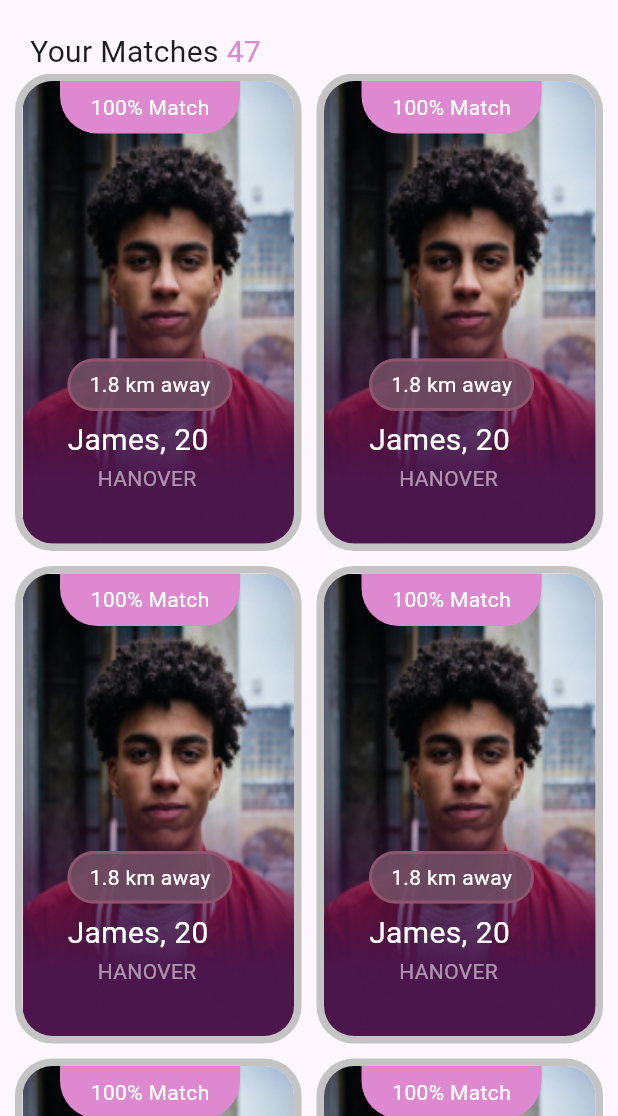
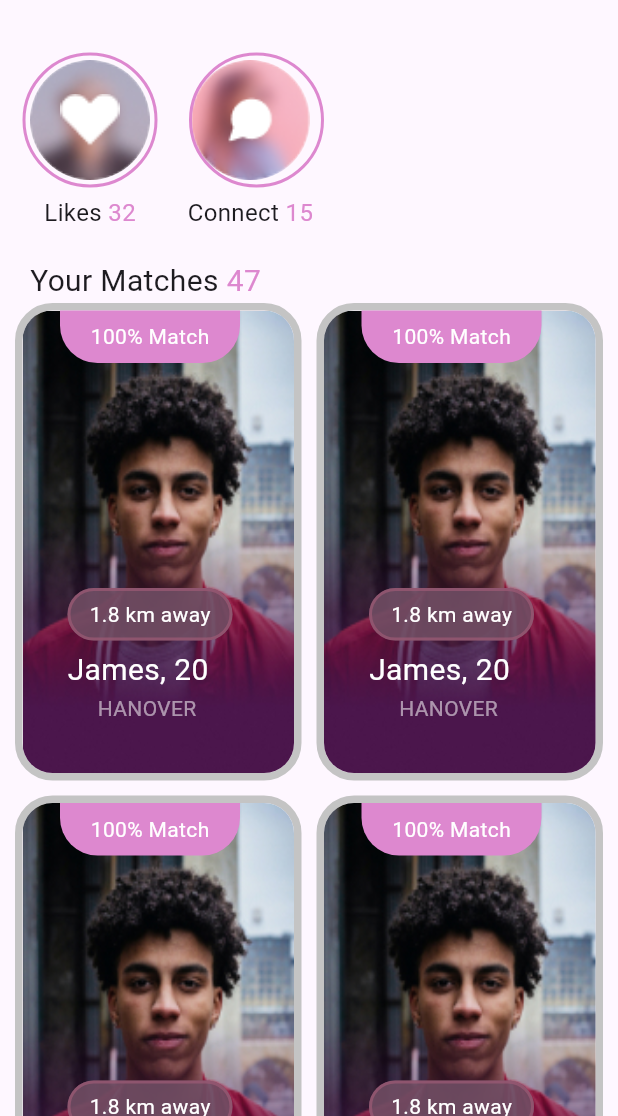
Before and after one commit to suvarnaks1/internsbuddy_app, a Flutter app: the MatchesPage screen opened directly, on a phone screen of 412 x 824 dp, the part 120-1236 px from its top. Run offline on Flutter 3.47's test engine with Material 3 defaults, Android fonts, the phone set to English and light mode, and no system bars; our stand-ins replace google_fonts; Roboto replaces fonts that are missing (Aldrich).

Commit message:
personal details and matches page completed

```diff
--- a/lib/view/matches/screens/matches_page.dart
+++ b/lib/view/matches/screens/matches_page.dart
@@ -1,5 +1,6 @@
 import 'package:flutter/material.dart';
 import 'package:google_fonts/google_fonts.dart';
+import 'package:buddy_pair/Common/Text.dart';
 
 class MatchesPage extends StatelessWidget {
   @override
@@ -21,14 +22,14 @@ class MatchesPage extends StatelessWidget {
                       borderRadius: BorderRadius.circular(100)),
                   child: IconButton(
                       onPressed: () {},
-                      icon: Image(image: AssetImage("assets/images/backbutton.jpg")))),
+                      icon: Image(
+                          image: AssetImage("assets/images/backbutton.jpg")))),
             ),
             Padding(
               padding: EdgeInsets.only(left: 80, top: 40),
-              child: Text(
-                'Matches',
-                style: GoogleFonts.aldrich( fontSize: 24,color: Color(0xFF22172A))
-              ),
+              child: Text('Matches',
+                  style: GoogleFonts.aldrich(
+                      fontSize: 24, color: Color(0xFF22172A))),
             ),
             Padding(
               padding: const EdgeInsets.only(left: 80, top: 30),
@@ -40,21 +41,133 @@ class MatchesPage extends StatelessWidget {
                       borderRadius: BorderRadius.circular(100)),
                   child: IconButton(
                       onPressed: () {},
-                      icon: Image(image: AssetImage("assets/images/sort_logo.jpg")))),
+                      icon: Image(
+                          image: AssetImage("assets/images/sort_logo.jpg")))),
             ),
           ],
+        ),
+        Padding(
+          padding: const EdgeInsets.only(left: 10, top: 20),
+          child: Row(
+            children: [
+              Stack(
+                children: [
+                  Padding(
+                    padding: EdgeInsets.only(left: 10, top: 20),
+                    child: Column(
+                      children: [
+                        Container(
+                          width: 80,
+                          height: 80,
+                          decoration: BoxDecoration(
+                              borderRadius: BorderRadius.circular(100),
+                              image: DecorationImage(
+                                  image:
+                                      AssetImage('assets/images/profile pic 3.jpg'),
+                                  fit: BoxFit.fill)),
+                          child: Center(
+                            child: Container(
+                                width: 50,
+                                child: Container(
+                                    height: 35,
+                                    child: Image(
+                                      image: AssetImage("assets/images/like.png"),
+                                      fit: BoxFit.contain,
+                                    ))),
+                          ),
+                        ),
+                        SizedBox(height: 10),
+                        Text.rich(TextSpan(
+                    text: 'Likes ',
+                    style: GoogleFonts.aldrich(fontSize: 16),
+                    children: [
+                      TextSpan(
+                          text: '32',
+                          style: GoogleFonts.aldrich(
+                              fontSize: 16, color: Color(0xFFDD88CF)))
+                    ]))
+                      ],
+                    ),
+                  ),
+                  Padding(
+                    padding: EdgeInsets.only(left: 5, top: 15),
+                    child: Container(
+                      width: 90,
+                      height: 90,
+                      decoration: BoxDecoration(
+                          border:
+                              Border.all(color: Color(0xffDD88CF), width: 2),
+                          borderRadius: BorderRadius.circular(100)),
+                    ),
+                  ),
+                  Padding(
+                    padding: EdgeInsets.only(left: 115, top: 20),
+                    child: Column(
+                      children: [
+                        Container(
+                          width: 80,
+                          height: 80,
+                          decoration: BoxDecoration(
+                              borderRadius: BorderRadius.circular(100),
+                              image: DecorationImage(
+                                  image:
+                                      AssetImage('assets/images/profile_pic_2.png'),
+                                  fit: BoxFit.fill)),
+                          child: Center(
+                            child: Container(
+                                width: 50,
+                                child: Container(
+                                    height: 35,
+                                    child: Image(
+                                      image: AssetImage(
+                                          "assets/images/chat_button.png"),
+                                      fit: BoxFit.contain,
+                                    ))),
+                          ),
+                        ),
+                        SizedBox(height: 10),
+                        Text.rich(TextSpan(
+                    text: 'Connect ',
+                    style: GoogleFonts.aldrich(fontSize: 16),
+                    children: [
+                      TextSpan(
+                          text: '15',
+                          style: GoogleFonts.aldrich(
+                              fontSize: 16, color: Color(0xFFDD88CF)))
+                    ]))
+                      ],
+                    ),
+                  ),
+                  Padding(
+                    padding: EdgeInsets.only(left: 116, top: 15),
+                    child: Container(
+                      width: 90,
+                      height: 90,
+                      decoration: BoxDecoration(
+                        border: Border.all(color: Color(0xffDD88CF), width: 2),
+                        borderRadius: BorderRadius.circular(100),
+                      ),
+                    ),
+                  )
+                ],
+              ),
+            ],
+          ),
         ),
         Row(
           children: [
             Padding(
                 padding: EdgeInsets.only(top: 20, left: 20),
-              child:Text.rich(TextSpan(text: 'Your Matches ',style: GoogleFonts.aldrich(fontSize: 20),
+                child: Text.rich(TextSpan(
+                    text: 'Your Matches ',
+                    style: GoogleFonts.aldrich(fontSize: 20),
                     children: [
-                TextSpan(text:  '47',style: GoogleFonts.aldrich(fontSize: 20,color: Color(0xFFDD88CF)))
-              ]))
-            ),
+                      TextSpan(
+                          text: '47',
+                          style: GoogleFonts.aldrich(
+                              fontSize: 20, color: Color(0xFFDD88CF)))
+                    ]))),
           ],
-
         ),
         Expanded(
           child: Padding(
@@ -65,7 +178,8 @@ class MatchesPage extends StatelessWidget {
                   crossAxisCount: 2,
                   crossAxisSpacing: 10,
                   mainAxisSpacing: 10,
-                    childAspectRatio: 0.6,),
+                  childAspectRatio: 0.6,
+                ),
                 itemBuilder: (BuildContext context, int index) {
                   return Container(
                     decoration: BoxDecoration(
@@ -81,8 +195,9 @@ class MatchesPage extends StatelessWidget {
                           height: double.maxFinite,
                           decoration: BoxDecoration(
                               borderRadius: BorderRadius.circular(20),
-                            image: DecorationImage(image: AssetImage("assets/images/james.jpg"),fit: BoxFit.fill)
-                          ),
+                              image: DecorationImage(
+                                  image: AssetImage("assets/images/james.jpg"),
+                                  fit: BoxFit.fill)),
                         ),
                         Padding(
                           padding: const EdgeInsets.only(left: 25),
@@ -95,10 +210,9 @@ class MatchesPage extends StatelessWidget {
                                     bottomLeft: Radius.circular(25),
                                     bottomRight: Radius.circular(25))),
                             child: Center(
-                              child: Text(
-                                '100% Match',
-                                style: GoogleFonts.aldrich(color: Colors.white,fontSize: 14)
-                              ),
+                              child: Text('100% Match',
+                                  style: GoogleFonts.aldrich(
+                                      color: Colors.white, fontSize: 14)),
                             ),
                           ),
                         ),
@@ -126,14 +240,16 @@ class MatchesPage extends StatelessWidget {
                           padding: EdgeInsets.only(top: 225, left: 30),
                           child: Text(
                             'James, 20',
-                            style: GoogleFonts.aldrich(fontSize: 20,color: Colors.white),
+                            style: GoogleFonts.aldrich(
+                                fontSize: 20, color: Colors.white),
                           ),
                         ),
                         Padding(
                           padding: EdgeInsets.only(top: 255, left: 50),
                           child: Text(
                             'HANOVER',
-                            style: GoogleFonts.aldrich(fontSize: 14,color: Colors.white54),
+                            style: GoogleFonts.aldrich(
+                                fontSize: 14, color: Colors.white54),
                           ),
                         )
                       ],
```
Also changed, not shown: lib/view/details/screens/personal_details.dart (added, +254 -0 lines), assets/images/Image_icon.png (added), assets/images/chat_button.png (added), assets/images/like.png (added), assets/images/profile pic 3.jpg (added), assets/images/profile_pic_2.png (added), assets/images/video_icon.png (added). Lines whose indentation alone changed are shown as unchanged.
